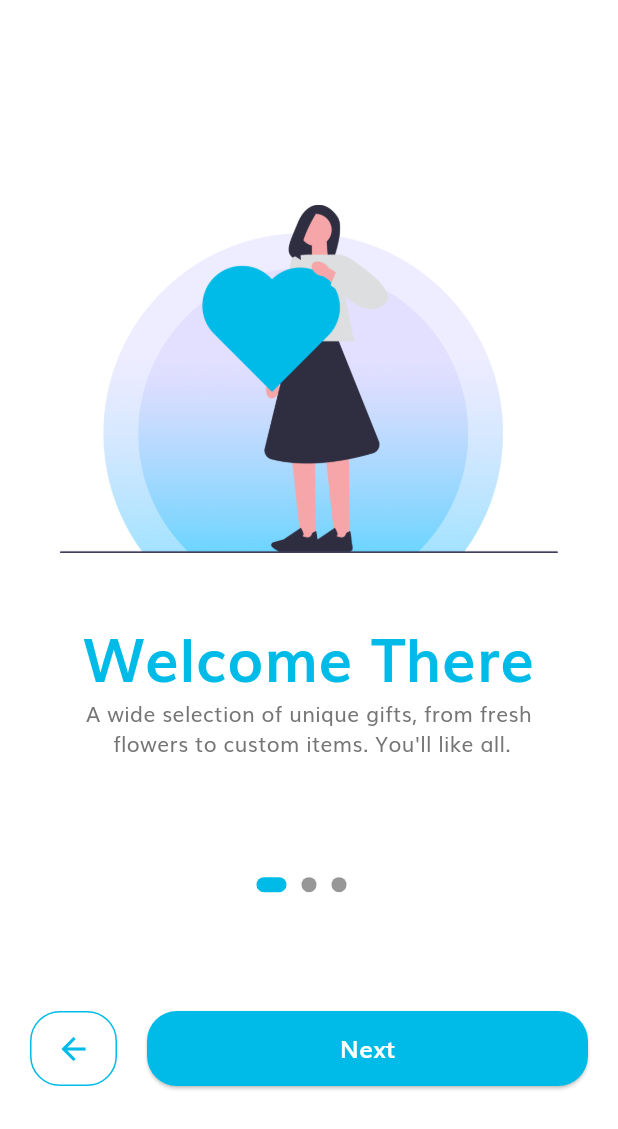
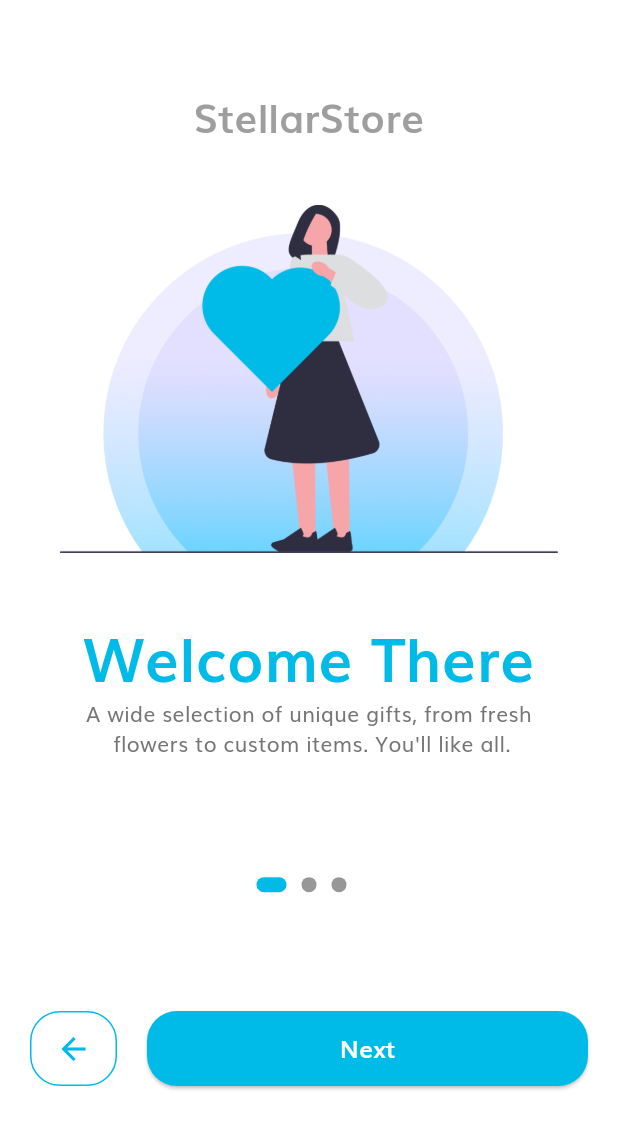
Before and after one commit to Tsabitah59/Stellar-Store-Mobile-App, a Flutter app: the screen it shows after launch, on a phone screen of 412 x 824 dp. Shown: the top 1129 px of the screen. Run offline on Flutter 3.47's test engine with Material 3 defaults, Android fonts, the phone set to English and light mode, and no system bars.

Commit message:
saya nyerah sekian terimakasih

```diff
--- a/lib/models/products.dart
+++ b/lib/models/products.dart
@@ -23,63 +23,55 @@ class Product {
 List<Product> product = [
   Product(
     id: 1,
-    image: "asset/images/splash_1.png",
-    title: "Product 1",
-    description: descriptionText,
-    price: 10000,
+    title: "Office Code",
+    price: 234,
     size: 12,
-    color: primaryColor
-  ),
+    description: dummyText,
+    image: "assets/images/bag_1.png",
+    color: const Color(0xFF3D82AE)
+    ),
 
   Product(
-    id: 1,
-    image: "asset/images/splash_1.png",
-    title: "Product 1",
-    description: descriptionText,
-    price: 10000,
+    id: 2,
+    title: "Belt Bag",
+    price: 234,
+    size: 8,
+   description: dummyText,
+    image: "assets/images/bag_2.png",
+    color: const Color(0xFFD3A984)),
+  Product(
+    id: 3,
+    title: "Hang Top",
+    price: 234,
+    size: 10,
+    description: dummyText,
+    image: "assets/images/bag_3.png",
+    color: const Color(0xFF989493)),
+  Product(
+    id: 4,
+    title: "Old Fashion",
+    price: 234,
+    size: 11,
+    description: dummyText,
+    image: "assets/images/bag_4.png",
+    color: const Color(0xFFE6B398)),
+  Product(
+    id: 5,
+    title: "Office Code",
+    price: 234,
     size: 12,
-    color: primaryColor
-  ),
-
+    description: dummyText,
+    image: "assets/images/bag_5.png",
+    color: const Color(0xFFFB7883)),
   Product(
-    id: 1,
-    image: "asset/images/splash_1.png",
-    title: "Product 1",
-    description: descriptionText,
-    price: 10000,
+    id: 6,
+    title: "Office Code",
+    price: 234,
     size: 12,
-    color: primaryColor
-  ),
-
-  Product(
-    id: 1,
-    image: "asset/images/splash_1.png",
-    title: "Product 1",
-    description: descriptionText,
-    price: 10000,
-    size: 12,
-    color: primaryColor
-  ),
-
-  Product(
-    id: 1,
-    image: "asset/images/splash_1.png",
-    title: "Product 1",
-    description: descriptionText,
-    price: 10000,
-    size: 12,
-    color: primaryColor
-  ),
-
-  Product(
-    id: 1,
-    image: "asset/images/splash_1.png",
-    title: "Product 1",
-    description: descriptionText,
-    price: 10000,
-    size: 12,
-    color: primaryColor
+    description: dummyText,
+    image: "assets/images/bag_6.png",
+    color: const Color(0xFFAEAEAE),
   ),
 ];
 
-String descriptionText = "lorem ipsum dolor sit amet cundos amatizing elit wkwk.";
+String dummyText = "lorem ipsum dolor sit amet cundos amatizing elit wkwk.";
--- a/lib/ui/detail/components/add_to_cart.dart
+++ b/lib/ui/detail/components/add_to_cart.dart
@@ -22,11 +22,16 @@ class AddToCart extends StatelessWidget {
               border: Border.all(color: product.color),
             ),
             child: IconButton(
+              style: IconButton.styleFrom(
+                foregroundColor: product.color
+              ),
               onPressed: () {},
               icon: const Icon(Icons.add_shopping_cart)
             ),
           ),
           Expanded(
+            child: SizedBox(
+              height: 50,
               child: ElevatedButton(
                 style: ElevatedButton.styleFrom(
                   backgroundColor: product.color,
@@ -41,6 +46,7 @@ class AddToCart extends StatelessWidget {
                     color: Colors.white
                   ),
                 )
+              ),
             )
           )
         ],
--- a/lib/ui/home/catalouge_screen.dart
+++ b/lib/ui/home/catalouge_screen.dart
@@ -38,7 +38,7 @@ class _CatalougeScreenState extends State<CatalougeScreen> {
           const Padding(
             padding: EdgeInsets.symmetric(horizontal: defaultPadding),
             child: Text(
-              "Women",
+              "Toys",
               style: TextStyle(
                 fontWeight: FontWeight.bold,
                 fontSize: 30
@@ -56,6 +56,7 @@ class _CatalougeScreenState extends State<CatalougeScreen> {
                   crossAxisSpacing: defaultPadding,
                   childAspectRatio: 0.75
                 ),
+                itemCount: product.length,
                 itemBuilder: (context, index) => ItemCard(
                   product: product[index],
                   press: () => Navigator.push(
--- a/lib/ui/splash/components/body.dart
+++ b/lib/ui/splash/components/body.dart
@@ -1,5 +1,6 @@
 import 'package:flutter/material.dart';
 import 'package:stellar_store/const.dart';
+import 'package:stellar_store/ui/home/catalouge_screen.dart';
 import 'package:stellar_store/ui/home/components/categories.dart';
 import 'package:stellar_store/ui/splash/components/splash_content.dart';
 
@@ -115,7 +116,7 @@ class _BodyState extends State<Body> {
                               Navigator.push(
                                 context,
                                 MaterialPageRoute(
-                                  builder: (context) => const Categories()
+                                  builder: (context) => const CatalougeScreen()
                                 )
                               );
                             } else {
--- a/lib/ui/splash/components/splash_content.dart
+++ b/lib/ui/splash/components/splash_content.dart
@@ -18,6 +18,14 @@ class SplashContent extends StatelessWidget {
     return Column(
       children: [
         const Spacer(),
+        Text(
+          "StellarStore",
+          style: TextStyle(
+            fontSize: getProportionateScreenWidth(24.0),
+            fontWeight: FontWeight.bold,
+            color: Colors.grey
+          ),
+        ),
         Padding(
           padding: const EdgeInsets.all(defaultPadding * 2),
           child: Image.asset(image,
```
Also changed, not shown: lib/ui/detail/components/cart_counter.dart (+15 -2 lines), lib/ui/detail/components/color_and_size.dart (+19 -5 lines), lib/ui/detail/components/product_title.dart (+25 -10 lines), lib/ui/detail/detail_screen.dart (+24 -9 lines), lib/ui/home/components/categories.dart (+38 -10 lines), lib/ui/home/components/item_card.dart (+6 -5 lines), assets/images/bag_1.png (added), assets/images/bag_2.png (added), assets/images/bag_3.png (added), assets/images/bag_4.png (added), assets/images/bag_5.png (added), assets/images/bag_6.png (added). Lines whose indentation alone changed are shown as unchanged.
